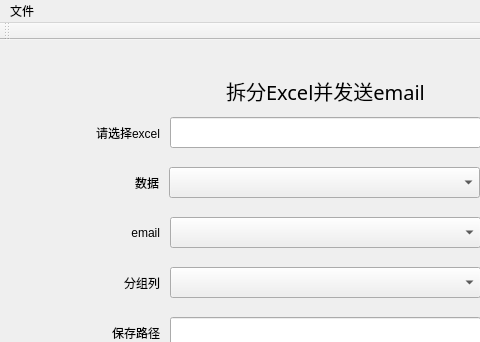
ainiaa/splitExcel, file mainwindow.ui: the form before one commit; both pictures show x 0 to 480 and y 0 to 342 of the 709 by 454 pixel window.
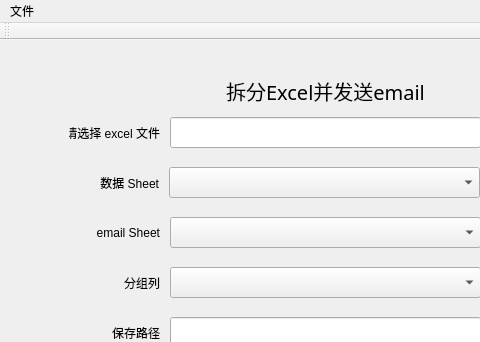
The form after the commit. Icons and pictures are not drawn.

Commit message:
1、修改分组列 不是第一列的话，email附件不能正确获取的bug
1、修改分组列 不是第一列的话，email附件不能正确获取的bug
2、修改Config方法命名规范
3、修改界面label
4、如果有错误的话，提前报错并终止后续操作

What changed in the file:
```diff
--- a/mainwindow.ui
+++ b/mainwindow.ui
@@ -24,7 +24,7 @@
      </rect>
     </property>
     <property name="text">
-     <string>请选择excel</string>
+     <string>请选择 excel 文件</string>
     </property>
     <property name="alignment">
      <set>Qt::AlignRight|Qt::AlignTrailing|Qt::AlignVCenter</set>
@@ -164,7 +164,7 @@
      </rect>
     </property>
     <property name="text">
-     <string>数据</string>
+     <string>数据 Sheet</string>
     </property>
     <property name="alignment">
      <set>Qt::AlignRight|Qt::AlignTrailing|Qt::AlignVCenter</set>
@@ -180,7 +180,7 @@
      </rect>
     </property>
     <property name="text">
-     <string>email</string>
+     <string>email Sheet</string>
     </property>
     <property name="alignment">
      <set>Qt::AlignRight|Qt::AlignTrailing|Qt::AlignVCenter</set>
```
The commit also changes 10 other files.
